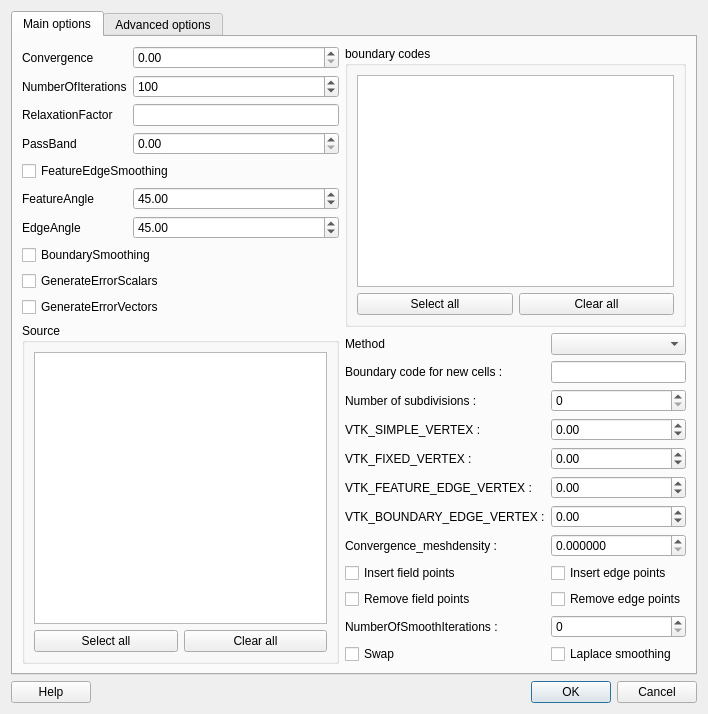
Qt form guismoothsurface.ui (enGits/engrid) before a commit.
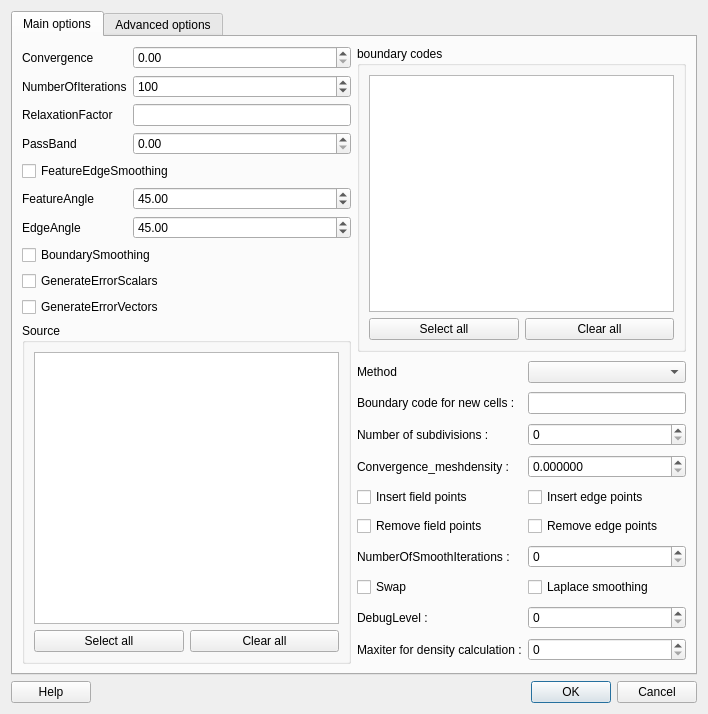
The same form after that commit. Icons and pictures are not drawn.

Commit message: -Removed deprecated spinboxes to set density per vertex type -Added DebugLevel + maxiter_density in GUI

The edit to the form file:
```diff
--- a/guismoothsurface.ui
+++ b/guismoothsurface.ui
@@ -288,69 +288,13 @@
             <widget class="QSpinBox" name="spinBox_NumberOfSubdivisions" />
            </item>
            <item row="3" column="0" >
-            <widget class="QLabel" name="label_5" >
-             <property name="text" >
-              <string>VTK_SIMPLE_VERTEX :</string>
-             </property>
-            </widget>
-           </item>
-           <item row="3" column="1" >
-            <widget class="QDoubleSpinBox" name="doubleSpinBox_VTK_SIMPLE_VERTEX" >
-             <property name="minimum" >
-              <double>-1.000000000000000</double>
-             </property>
-            </widget>
-           </item>
-           <item row="4" column="0" >
-            <widget class="QLabel" name="label_6" >
-             <property name="text" >
-              <string>VTK_FIXED_VERTEX :</string>
-             </property>
-            </widget>
-           </item>
-           <item row="5" column="0" >
-            <widget class="QLabel" name="label_7" >
-             <property name="text" >
-              <string>VTK_FEATURE_EDGE_VERTEX :</string>
-             </property>
-            </widget>
-           </item>
-           <item row="6" column="0" >
-            <widget class="QLabel" name="label_9" >
-             <property name="text" >
-              <string>VTK_BOUNDARY_EDGE_VERTEX :</string>
-             </property>
-            </widget>
-           </item>
-           <item row="4" column="1" >
-            <widget class="QDoubleSpinBox" name="doubleSpinBox_VTK_FIXED_VERTEX" >
-             <property name="minimum" >
-              <double>-1.000000000000000</double>
-             </property>
-            </widget>
-           </item>
-           <item row="5" column="1" >
-            <widget class="QDoubleSpinBox" name="doubleSpinBox_VTK_FEATURE_EDGE_VERTEX" >
-             <property name="minimum" >
-              <double>-1.000000000000000</double>
-             </property>
-            </widget>
-           </item>
-           <item row="6" column="1" >
-            <widget class="QDoubleSpinBox" name="doubleSpinBox_VTK_BOUNDARY_EDGE_VERTEX" >
-             <property name="minimum" >
-              <double>-1.000000000000000</double>
-             </property>
-            </widget>
-           </item>
-           <item row="7" column="0" >
             <widget class="QLabel" name="label_10" >
              <property name="text" >
               <string>Convergence_meshdensity :</string>
              </property>
             </widget>
            </item>
-           <item row="7" column="1" >
+           <item row="3" column="1" >
             <widget class="QDoubleSpinBox" name="doubleSpinBox_Convergence_meshdensity" >
              <property name="decimals" >
               <number>6</number>
@@ -360,7 +304,7 @@
              </property>
             </widget>
            </item>
-           <item row="8" column="0" >
+           <item row="4" column="0" >
             <widget class="QCheckBox" name="checkBox_insert_FP" >
              <property name="sizePolicy" >
               <sizepolicy vsizetype="Expanding" hsizetype="Expanding" >
@@ -373,51 +317,75 @@
              </property>
             </widget>
            </item>
-           <item row="9" column="0" >
-            <widget class="QCheckBox" name="checkBox_remove_FP" >
-             <property name="text" >
-              <string>Remove field points</string>
-             </property>
-            </widget>
-           </item>
-           <item row="8" column="1" >
+           <item row="4" column="1" >
             <widget class="QCheckBox" name="checkBox_insert_EP" >
              <property name="text" >
               <string>Insert edge points</string>
              </property>
             </widget>
            </item>
-           <item row="9" column="1" >
+           <item row="5" column="0" >
+            <widget class="QCheckBox" name="checkBox_remove_FP" >
+             <property name="text" >
+              <string>Remove field points</string>
+             </property>
+            </widget>
+           </item>
+           <item row="5" column="1" >
             <widget class="QCheckBox" name="checkBox_remove_EP" >
              <property name="text" >
               <string>Remove edge points</string>
              </property>
             </widget>
            </item>
-           <item row="10" column="0" >
+           <item row="6" column="0" >
             <widget class="QLabel" name="label_14" >
              <property name="text" >
               <string>NumberOfSmoothIterations :</string>
              </property>
             </widget>
            </item>
-           <item row="10" column="1" >
+           <item row="6" column="1" >
             <widget class="QSpinBox" name="spinBox_NumberOfSmoothIterations" />
            </item>
-           <item row="11" column="0" >
+           <item row="7" column="0" >
             <widget class="QCheckBox" name="checkBox_Swap" >
              <property name="text" >
               <string>Swap</string>
              </property>
             </widget>
            </item>
-           <item row="11" column="1" >
+           <item row="7" column="1" >
             <widget class="QCheckBox" name="checkBox_LaplaceSmoothing" >
              <property name="text" >
               <string>Laplace smoothing</string>
              </property>
             </widget>
            </item>
+           <item row="8" column="0" >
+            <widget class="QLabel" name="label_16" >
+             <property name="text" >
+              <string>DebugLevel :</string>
+             </property>
+            </widget>
+           </item>
+           <item row="8" column="1" >
+            <widget class="QSpinBox" name="spinBox_DebugLevel" />
+           </item>
+           <item row="9" column="0" >
+            <widget class="QLabel" name="label_5" >
+             <property name="text" >
+              <string>Maxiter for density calculation :</string>
+             </property>
+            </widget>
+           </item>
+           <item row="9" column="1" >
+            <widget class="QSpinBox" name="spinBox_maxiter_density" >
+             <property name="maximum" >
+              <number>1000</number>
+             </property>
+            </widget>
+           </item>
           </layout>
          </item>
         </layout>
```
The commit also changes 3 other files.
